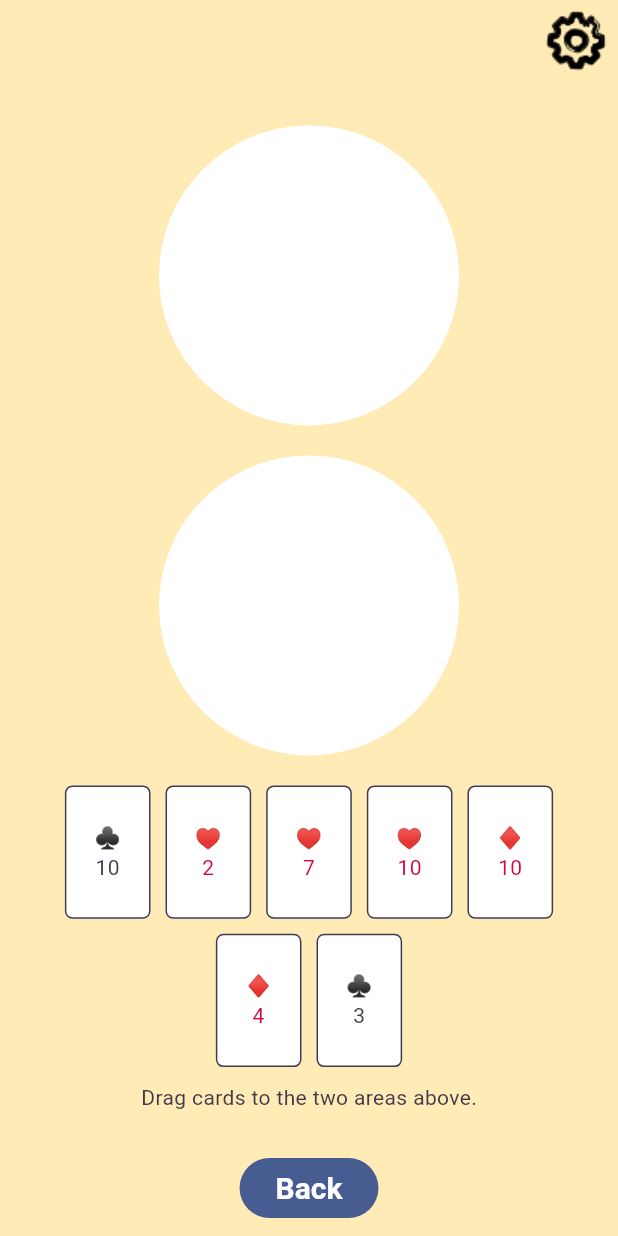
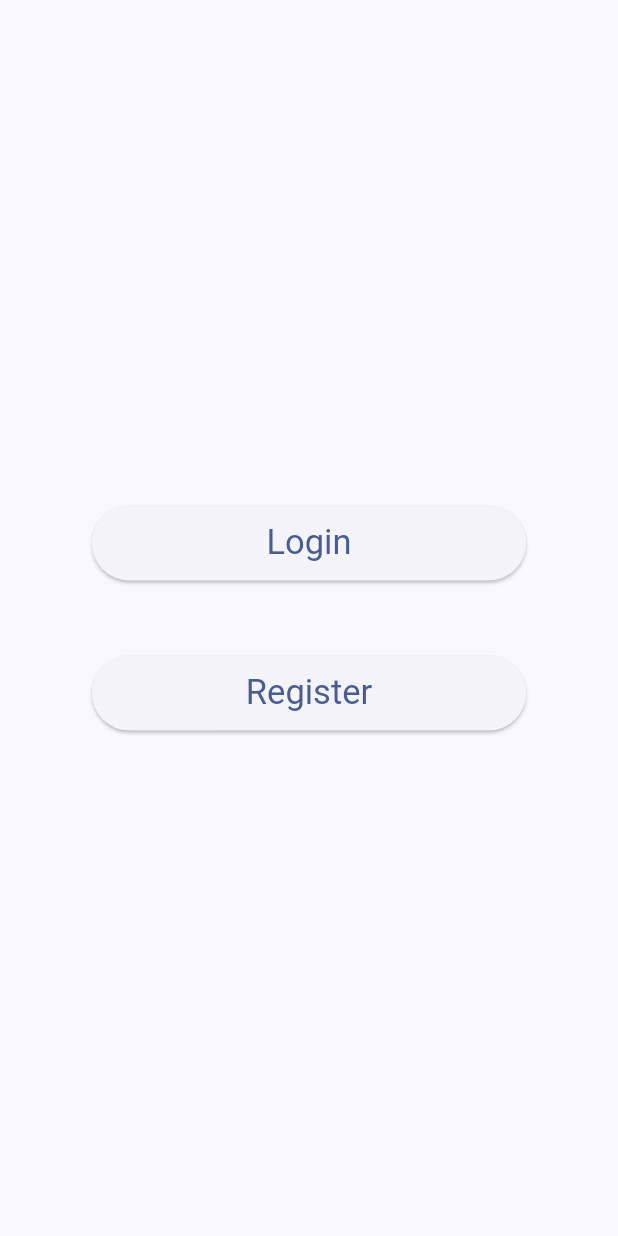
Before and after one commit to Pandin00/Matematiko, a Flutter app: the screen it shows after launch, after a tap on "Play", on a phone screen of 412 x 824 dp. Run offline on Flutter 3.47's test engine with Material 3 defaults, Android fonts, the phone set to English and light mode, and no system bars; our stand-ins replace audioplayers, cloud_firestore, firebase_core, go_router, shared_preferences; accounts and stored records are empty.

Commit message:
Layout registration and login

```diff
--- /dev/null
+++ b/mentematiko/lib/main_menu/login_or_register_screen.dart
@@ -0,0 +1,34 @@
+import 'package:card/style/my_button.dart';
+import 'package:flutter/material.dart';
+import 'package:go_router/go_router.dart';
+
+class LoginOrRegister extends StatelessWidget {
+
+  const LoginOrRegister({super.key});
+
+  @override
+  Widget build(BuildContext context) {
+    return Scaffold(
+      body: Center(
+        child: Column(
+          mainAxisAlignment: MainAxisAlignment.center,
+          children: <Widget>[
+            MyButton(
+              onPressed: () {
+                GoRouter.of(context).go('/loginOrRegister/login');
+              },
+              child: Text('Login'),
+            ),
+            SizedBox(height: 10),
+            MyButton(
+              onPressed: () {
+                GoRouter.of(context).go('/loginOrRegister/register');
+              },
+              child: Text('Register'),
+            ),
+          ],
+        ),
+      ),
+    );
+  }
+}
--- a/mentematiko/lib/main_menu/main_menu_screen.dart
+++ b/mentematiko/lib/main_menu/main_menu_screen.dart
@@ -5,10 +5,6 @@
 import 'package:flutter/material.dart';
 import 'package:go_router/go_router.dart';
 import 'package:provider/provider.dart';
-
-import '../audio/audio_controller.dart';
-import '../audio/sounds.dart';
-import '../settings/settings.dart';
 import '../style/my_button.dart';
 import '../style/palette.dart';
 import '../style/responsive_screen.dart';
@@ -19,62 +15,29 @@ class MainMenuScreen extends StatelessWidget {
   @override
   Widget build(BuildContext context) {
     final palette = context.watch<Palette>();
-    final settingsController = context.watch<SettingsController>();
-    final audioController = context.watch<AudioController>();
 
     return Scaffold(
       backgroundColor: palette.backgroundMain,
       body: ResponsiveScreen(
         squarishMainArea: Center(
-          child: Transform.rotate(
-            angle: -0.1,
-            child: const Text(
-              'Drag&Drop Cards!',
-              textAlign: TextAlign.center,
-              style: TextStyle(
-                fontFamily: 'Permanent Marker',
-                fontSize: 55,
-                height: 1,
-              ),
-            ),
-          ),
-        ),
-        rectangularMenuArea: Column(
-          mainAxisAlignment: MainAxisAlignment.end,
+            child: Column(
+              mainAxisAlignment: MainAxisAlignment.center,
               children: [
+                Image.asset('assets/images/logo.png', semanticLabel: 'Logo'),
+                _gap,
+                _gap,
                 MyButton(
                   onPressed: () {
-                audioController.playSfx(SfxType.buttonTap);
-                GoRouter.of(context).go('/play');
+                    GoRouter.of(context).go('/loginOrRegister');
                   },
                   child: const Text('Play'),
                 ),
-            _gap,
-            MyButton(
-              onPressed: () => GoRouter.of(context).push('/settings'),
-              child: const Text('Settings'),
-            ),
-            _gap,
-            Padding(
-              padding: const EdgeInsets.only(top: 32),
-              child: ValueListenableBuilder<bool>(
-                valueListenable: settingsController.audioOn,
-                builder: (context, audioOn, child) {
-                  return IconButton(
-                    onPressed: () => settingsController.toggleAudioOn(),
-                    icon: Icon(audioOn ? Icons.volume_up : Icons.volume_off),
-                  );
-                },
-              ),
-            ),
-            _gap,
-            const Text('Music by Mr Smith'),
-            _gap,
               ],
             ),
+          ), rectangularMenuArea: _gap,
       ),
     );
   }
 
-  static const _gap = SizedBox(height: 10);
+  static const _gap = SizedBox(height: 190);
 }
--- a/mentematiko/lib/router.dart
+++ b/mentematiko/lib/router.dart
@@ -2,6 +2,9 @@
 // for details. All rights reserved. Use of this source code is governed by a
 // BSD-style license that can be found in the LICENSE file.
 
+import 'package:card/main_menu/login.dart';
+import 'package:card/main_menu/login_or_register_screen.dart';
+import 'package:card/main_menu/register.dart';
 import 'package:flutter/foundation.dart';
 import 'package:go_router/go_router.dart';
 import 'package:provider/provider.dart';
@@ -22,6 +25,37 @@ final router = GoRouter(
       path: '/',
       builder: (context, state) => const MainMenuScreen(key: Key('main menu')),
       routes: [
+        GoRoute(
+          path: 'loginOrRegister',
+          pageBuilder: (context, state) => buildMyTransition<void>(
+            key: ValueKey('loginOrRegister'),
+            color: context.watch<Palette>().backgroundPlaySession,
+            child: const LoginOrRegister(
+              key: Key('level selection'),
+            ),
+          ),
+          routes: [
+            GoRoute(
+              path: 'login',
+              pageBuilder: (context, state) => buildMyTransition<void>(
+                key: ValueKey('login'),
+                color: context.watch<Palette>().backgroundPlaySession,
+                child: LoginPage(
+                ),
+              )
+            ),
+            GoRoute(
+              path: 'register',
+              pageBuilder: (context, state) => buildMyTransition<void>(
+                key: ValueKey('register'),
+                color: context.watch<Palette>().backgroundPlaySession,
+                child: RegisterPage(
+                  key: Key('registration')
+                ),
+              )
+            )
+          ],
+        ),
         GoRoute(
           path: 'play',
           pageBuilder: (context, state) => buildMyTransition<void>(
--- a/mentematiko/lib/style/my_button.dart
+++ b/mentematiko/lib/style/my_button.dart
@@ -8,10 +8,18 @@ import 'package:flutter/material.dart';
 
 class MyButton extends StatefulWidget {
   final Widget child;
+  final EdgeInsetsGeometry padding;
+  final VoidCallback? onPressed;
+  final double width;
+  final double maxWidth;
+  final double height;
+  final double maxHeight;
 
-  final VoidCallback? onPressed;
-
-  const MyButton({super.key, required this.child, this.onPressed});
+  const MyButton({super.key, required this.child, this.onPressed,
+    this.padding = const EdgeInsets.all(20.0), this.maxWidth = 500,
+    this.height = double.infinity, this.maxHeight = 90,
+    this.width = double.infinity,
+});
 
   @override
   State<MyButton> createState() => _MyButtonState();
@@ -41,9 +49,17 @@ class _MyButtonState extends State<MyButton>
       },
       child: RotationTransition(
         turns: _controller.drive(const _MySineTween(0.005)),
-        child: FilledButton(
-          onPressed: widget.onPressed,
-          child: widget.child,
+        child: Container(
+          height: min(MediaQuery.of(context).size.height * 0.8, widget.maxHeight),
+          width: min(MediaQuery.of(context).size.width * 0.8, widget.maxWidth),
+          padding: widget.padding,
+          child: ElevatedButton(
+            style: TextButton.styleFrom(
+               textStyle: const TextStyle(fontSize: 23),
+            ),
+            onPressed: widget.onPressed,
+            child: widget.child,
+          ),
         ),
       ),
     );
--- a/mentematiko/lib/style/palette.dart
+++ b/mentematiko/lib/style/palette.dart
@@ -29,7 +29,7 @@ class Palette {
   Color get inkFullOpacity => const Color(0xff352b42);
   Color get ink => const Color(0xee352b42);
   Color get accept => const Color(0xff15a44d);
-  Color get backgroundMain => const Color(0xffffd7ff);
+  Color get backgroundMain => Color.fromARGB(255, 255, 250, 215);
   Color get backgroundLevelSelection => const Color(0xffa2dcc7);
   Color get backgroundPlaySession => const Color(0xffffebb5);
   Color get background4 => const Color(0xffffffd1);
--- a/mentematiko/pubspec.yaml
+++ b/mentematiko/pubspec.yaml
@@ -22,10 +22,6 @@ dependencies:
   shared_preferences: ^2.2.2
   firebase_core: ^2.23.0
   cloud_firestore: ^4.13.2
-<<<<<<< HEAD
-  flutter_dotenv: ^5.1.0
-=======
->>>>>>> d3e22f51bd68c7df45c07686e0775d7aaeeb5b5f
 
 dev_dependencies:
   flutter_lints: ^3.0.0
```
Also changed, not shown: mentematiko/lib/main_menu/login.dart (added, +52 -0 lines), mentematiko/lib/main_menu/register.dart (added, +100 -0 lines), mentematiko/assets/images/logo.png (added), mentematiko/pubspec.lock, 1 other file. Lines whose indentation alone changed are shown as unchanged.
